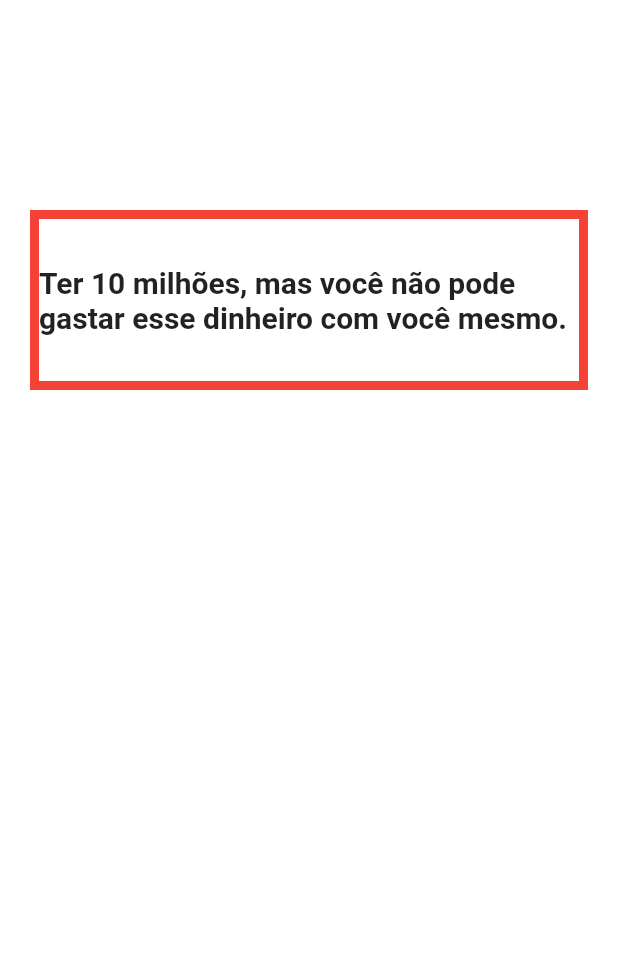
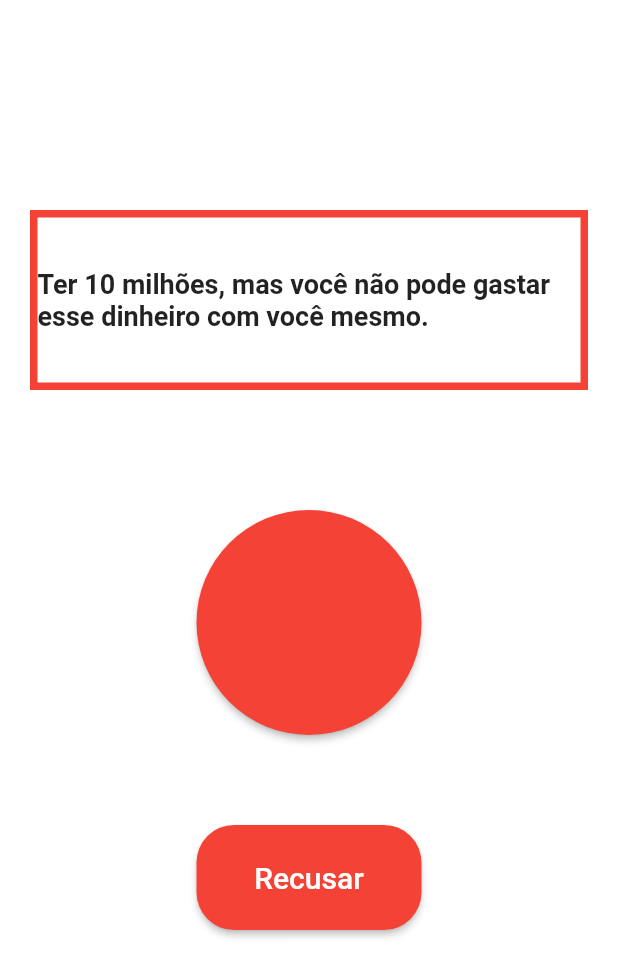
Before and after one commit to RamonFrias/dilema-do-botao, a Flutter app: the screen it shows after launch, after a tap on "Jogar", on a phone screen of 412 x 824 dp. Shown: the top 977 px of the screen. Run offline on Flutter 3.47's test engine with Material 2 defaults, Android fonts, the phone set to English and light mode, and no system bars.

Commit message:
Tela jogar finalizada

```diff
--- a/lib/pages/jogar.page.dart
+++ b/lib/pages/jogar.page.dart
@@ -1,5 +1,6 @@
 import 'dart:math';
 
+import 'package:flutter/cupertino.dart';
 import 'package:flutter/material.dart';
 
 List<String> lista = [
@@ -43,29 +44,90 @@ class _JogarPageState extends State<JogarPage> {
                         child: Text(
                           textoAleatorio,
                           style: const TextStyle(
-                              fontSize: 20, fontWeight: FontWeight.bold),
+                              fontSize: 18, fontWeight: FontWeight.bold),
                         ),
                         alignment: Alignment.center,
                         decoration: const BoxDecoration(
                           border: Border(
                             top: BorderSide(
-                                width: 6,
+                                width: 5,
                                 color: Colors.red,
                                 style: BorderStyle.solid), //BorderSide
                             bottom: BorderSide(
-                                width: 6,
+                                width: 5,
                                 color: Colors.red,
                                 style: BorderStyle.solid), //BorderSide
                             left: BorderSide(
-                                width: 6,
+                                width: 5,
                                 color: Colors.red,
                                 style: BorderStyle.solid), //Borderside
                             right: BorderSide(
-                                width: 6,
+                                width: 5,
                                 color: Colors.red,
                                 style: BorderStyle.solid), //BorderSide
                           ),
                         ),
+                      )),
+                ),
+                const SizedBox(
+                  height: 80,
+                ),
+                Center(
+                  child: ElevatedButton(
+                      style: ButtonStyle(
+                        shape: MaterialStateProperty.all(
+                            const CircleBorder(side: BorderSide.none)),
+                        backgroundColor:
+                            MaterialStateProperty.resolveWith<Color?>((states) {
+                          if (states.contains(MaterialState.pressed)) {
+                            return Colors.red.shade300;
+                          }
+                          return Colors.red;
+                        }),
+                        fixedSize:
+                            MaterialStateProperty.all(const Size(200, 150)),
+                      ),
+                      onPressed: () {
+                        Navigator.push(
+                            context,
+                            MaterialPageRoute(
+                                builder: (context) => const JogarPage()));
+                      },
+                      child: const Text(
+                        '',
+                        style: TextStyle(fontSize: 20),
+                      )),
+                ),
+                const SizedBox(
+                  height: 60,
+                ),
+                Center(
+                  child: ElevatedButton(
+                      style: ButtonStyle(
+                        shape: MaterialStateProperty.all(
+                          RoundedRectangleBorder(
+                            borderRadius: BorderRadius.circular(25.0),
+                          ),
+                        ),
+                        backgroundColor:
+                            MaterialStateProperty.resolveWith<Color?>((states) {
+                          if (states.contains(MaterialState.pressed)) {
+                            return Colors.red.shade300;
+                          }
+                          return Colors.red;
+                        }),
+                        fixedSize:
+                            MaterialStateProperty.all(const Size(150, 70)),
+                      ),
+                      onPressed: () {
+                        Navigator.push(
+                            context,
+                            MaterialPageRoute(
+                                builder: (context) => const JogarPage()));
+                      },
+                      child: const Text(
+                        'Recusar',
+                        style: TextStyle(fontSize: 20),
                       )),
                 ),
               ],
```
